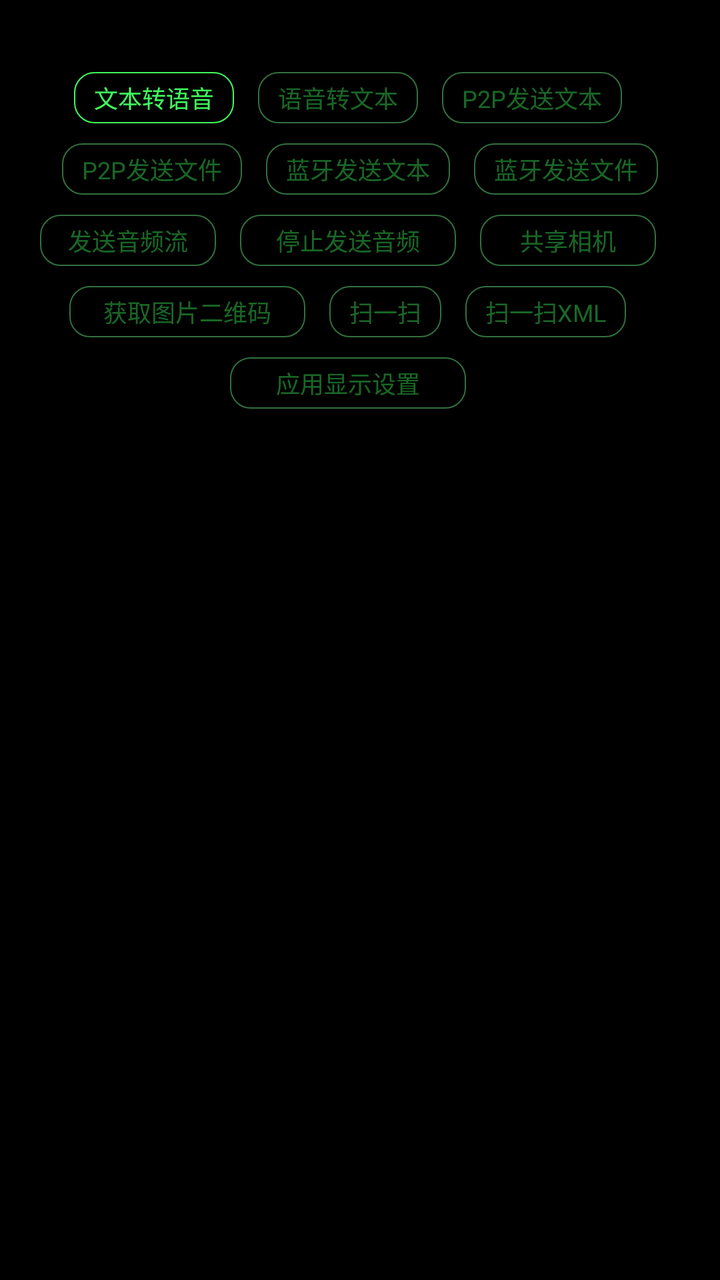
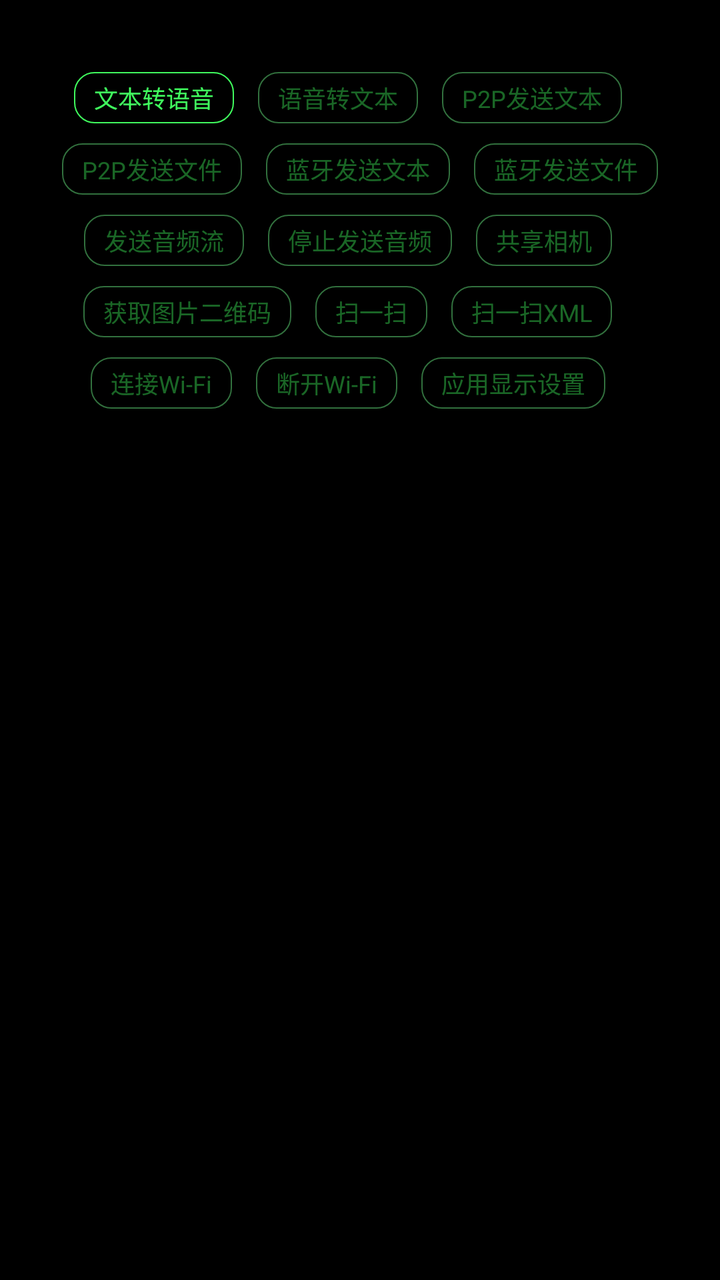

An Android layout rendered at two revisions. The XML below is the earlier revision; the diff shows what the commit changed to produce the second picture.
<!-- AndroidManifest.xml: application theme Theme.Glessedemo -->
<!-- res/layout/activity_sendmessage.xml -->
<?xml version="1.0" encoding="utf-8"?>
<androidx.constraintlayout.widget.ConstraintLayout xmlns:android="http://schemas.android.com/apk/res/android"
    xmlns:app="http://schemas.android.com/apk/res-auto"
    xmlns:tools="http://schemas.android.com/tools"
    android:layout_width="match_parent"
    android:layout_height="match_parent"
    android:background="@color/black">

    <LinearLayout
        android:id="@+id/llMain"
        android:layout_width="match_parent"
        android:layout_height="wrap_content"
        android:background="@color/black"
        android:orientation="vertical"
        app:layout_constraintEnd_toEndOf="parent"
        app:layout_constraintStart_toStartOf="parent"
        app:layout_constraintTop_toTopOf="parent"
        tools:context="com.rokid.glass.SendMessageActivity">

        <LinearLayout
            android:layout_width="match_parent"
            android:layout_height="wrap_content"
            android:layout_marginTop="36dp"
            android:gravity="center"
            android:orientation="horizontal">

            <androidx.appcompat.widget.AppCompatTextView
                android:id="@+id/btTts"
                android:layout_width="wrap_content"
                android:layout_height="wrap_content"
                android:layout_marginEnd="12dp"
                android:background="@drawable/round_select_bg"
                android:paddingHorizontal="10dp"
                android:paddingVertical="4dp"
                android:text="文本转语音"
                android:textColor="@color/green"
                android:textSize="12sp" />

            <androidx.appcompat.widget.AppCompatTextView
                android:id="@+id/btAsr"
                android:layout_width="wrap_content"
                android:layout_height="wrap_content"
                android:layout_marginEnd="12dp"
                android:background="@drawable/round_unselect_bg"
                android:textColor="@color/green_normal_40"
                android:paddingHorizontal="10dp"
                android:paddingVertical="4dp"
                android:text="语音转文本"
                android:textSize="12sp" />

            <androidx.appcompat.widget.AppCompatTextView
                android:id="@+id/wfSendTextBtn"
                android:layout_width="wrap_content"
                android:layout_height="wrap_content"
                android:layout_marginEnd="12dp"
                android:background="@drawable/round_unselect_bg"
                android:paddingHorizontal="10dp"
                android:paddingVertical="4dp"
                android:text="P2P发送文本"
                android:textColor="@color/green_normal_40"
                android:textSize="12sp" />

        </LinearLayout>

        <LinearLayout
            android:layout_width="match_parent"
            android:layout_height="wrap_content"
            android:layout_marginTop="10dp"
            android:gravity="center"
            android:orientation="horizontal">

            <androidx.appcompat.widget.AppCompatTextView
                android:id="@+id/wfSendFileBtn"
                android:layout_width="wrap_content"
                android:layout_height="wrap_content"
                android:layout_marginEnd="12dp"
                android:background="@drawable/round_unselect_bg"
                android:paddingHorizontal="10dp"
                android:paddingVertical="4dp"
                android:text="P2P发送文件"
                android:textColor="@color/green_normal_40"
                android:textSize="12sp" />

            <androidx.appcompat.widget.AppCompatTextView
                android:id="@+id/btSendTextBtn"
                android:layout_width="wrap_content"
                android:layout_height="wrap_content"
                android:layout_marginEnd="12dp"
                android:background="@drawable/round_unselect_bg"
                android:paddingHorizontal="10dp"
                android:paddingVertical="4dp"
                android:text="蓝牙发送文本"
                android:textColor="@color/green_normal_40"
                android:textSize="12sp" />

            <androidx.appcompat.widget.AppCompatTextView
                android:id="@+id/btSendFileBtn"
                android:layout_width="wrap_content"
                android:layout_height="wrap_content"
                android:background="@drawable/round_unselect_bg"
                android:paddingHorizontal="10dp"
                android:paddingVertical="4dp"
                android:text="蓝牙发送文件"
                android:textColor="@color/green_normal_40"
                android:textSize="12sp" />

        </LinearLayout>

        <LinearLayout
            android:layout_width="match_parent"
            android:layout_height="wrap_content"
            android:layout_marginTop="10dp"
            android:gravity="center"
            android:orientation="horizontal">

            <androidx.appcompat.widget.AppCompatTextView
                android:id="@+id/btSendAudioStream"
                android:layout_width="88dp"
                android:layout_height="wrap_content"
                android:layout_marginEnd="12dp"
                android:background="@drawable/round_unselect_bg"
                android:gravity="center"
                android:paddingVertical="4dp"
                android:text="发送音频流"
                android:textColor="@color/green_normal_40"
                android:textSize="12sp" />

            <androidx.appcompat.widget.AppCompatTextView
                android:id="@+id/btStopSendAudioStream"
                android:layout_width="108dp"
                android:layout_height="wrap_content"
                android:layout_marginEnd="12dp"
                android:background="@drawable/round_unselect_bg"
                android:gravity="center"
                android:paddingVertical="4dp"
                android:text="停止发送音频"
                android:textColor="@color/green_normal_40"
                android:textSize="12sp" />

            <androidx.appcompat.widget.AppCompatTextView
                android:id="@+id/btCameraShare"
                android:layout_width="88dp"
                android:layout_height="wrap_content"
                android:layout_marginEnd="12dp"
                android:background="@drawable/round_unselect_bg"
                android:gravity="center"
                android:paddingVertical="4dp"
                android:text="共享相机"
                android:textColor="@color/green_normal_40"
                android:textSize="12sp" />

        </LinearLayout>

        <LinearLayout
            android:layout_width="match_parent"
            android:layout_height="wrap_content"
            android:layout_marginTop="10dp"
            android:gravity="center"
            android:orientation="horizontal">



            <androidx.appcompat.widget.AppCompatTextView
                android:id="@+id/btQRCodeImage"
                android:layout_width="118dp"
                android:layout_height="wrap_content"
                android:layout_marginEnd="12dp"
                android:background="@drawable/round_unselect_bg"
                android:gravity="center"
                android:paddingVertical="4dp"
                android:text="获取图片二维码"
                android:textColor="@color/green_normal_40"
                android:textSize="12sp" />

            <androidx.appcompat.widget.AppCompatTextView
                android:id="@+id/btQRCode"
                android:layout_width="wrap_content"
                android:layout_height="wrap_content"
                android:layout_marginEnd="12dp"
                android:background="@drawable/round_unselect_bg"
                android:gravity="center"
                android:paddingHorizontal="10dp"
                android:paddingVertical="4dp"
                android:text="扫一扫"
                android:textColor="@color/green_normal_40"
                android:textSize="12sp" />

            <androidx.appcompat.widget.AppCompatTextView
                android:id="@+id/btQRCodeXml"
                android:layout_width="wrap_content"
                android:layout_height="wrap_content"
                android:layout_marginEnd="12dp"
                android:background="@drawable/round_unselect_bg"
                android:gravity="center"
                android:paddingHorizontal="10dp"
                android:paddingVertical="4dp"
                android:text="扫一扫XML"
                android:textColor="@color/green_normal_40"
                android:textSize="12sp" />

        </LinearLayout>

        <LinearLayout
            android:layout_width="match_parent"
            android:layout_height="wrap_content"
            android:layout_marginTop="10dp"
            android:gravity="center"
            android:orientation="horizontal">



            <androidx.appcompat.widget.AppCompatTextView
                android:id="@+id/btConfigureAppVisibility"
                android:layout_width="118dp"
                android:layout_height="wrap_content"
                android:layout_marginEnd="12dp"
                android:background="@drawable/round_unselect_bg"
                android:gravity="center"
                android:paddingVertical="4dp"
                android:text="应用显示设置"
                android:textColor="@color/green_normal_40"
                android:textSize="12sp" />


        </LinearLayout>

    </LinearLayout>

    <ScrollView
        android:id="@+id/scrollView"
        android:layout_width="match_parent"
        android:layout_height="0dp"
        android:layout_marginTop="20dp"
        app:layout_constraintBottom_toBottomOf="parent"
        app:layout_constraintEnd_toEndOf="parent"
        app:layout_constraintStart_toStartOf="parent"
        app:layout_constraintTop_toBottomOf="@id/llMain">

        <LinearLayout
            android:layout_width="match_parent"
            android:layout_height="wrap_content"
            android:orientation="vertical">

            <TextView
                android:id="@+id/tvLog"
                android:layout_width="match_parent"
                android:layout_height="wrap_content"
                android:textColor="@color/green_normal_60"
                android:textSize="11sp" />

        </LinearLayout>

    </ScrollView>

    <View
        android:id="@+id/keyMark"
        android:layout_width="match_parent"
        android:layout_height="match_parent"
        app:layout_constraintBottom_toBottomOf="parent"
        app:layout_constraintEnd_toEndOf="parent"
        app:layout_constraintStart_toStartOf="parent"
        app:layout_constraintTop_toTopOf="parent" />

</androidx.constraintlayout.widget.ConstraintLayout>
<!-- resources referenced by this layout -->
<resources>
  <color name="black">#FF000000</color>
  <color name="green">#40FF5E</color>
  <color name="green_normal_40">#6640FF5E</color>
  <color name="green_normal_60">#9940FF5E</color>
  <!-- drawable round_select_bg (drawable) -->
  <?xml version="1.0" encoding="utf-8"?>
  <shape xmlns:android="http://schemas.android.com/apk/res/android">
      <stroke
          android:width="2px"
          android:color="@color/green" />
      <corners android:radius="10dp" />
      <solid android:color="@android:color/transparent" />
  </shape>
  <!-- drawable round_unselect_bg (drawable) -->
  <?xml version="1.0" encoding="utf-8"?>
  <shape xmlns:android="http://schemas.android.com/apk/res/android">
      <stroke
          android:width="2px"
          android:color="@color/green_70" />
      <corners android:radius="10dp" />
      <solid android:color="@android:color/transparent" />
  </shape>
  <style name="Theme.Glessedemo" parent="Theme.AppCompat.Light.NoActionBar" />
  <color name="green_70">#B348A259</color>
</resources>

<!-- the commit's change to res/layout/activity_sendmessage.xml (unified diff, before → after) -->
@@ -42,10 +42,10 @@
                 android:layout_height="wrap_content"
                 android:layout_marginEnd="12dp"
                 android:background="@drawable/round_unselect_bg"
-                android:textColor="@color/green_normal_40"
                 android:paddingHorizontal="10dp"
                 android:paddingVertical="4dp"
                 android:text="语音转文本"
+                android:textColor="@color/green_normal_40"
                 android:textSize="12sp" />
 
             <androidx.appcompat.widget.AppCompatTextView
@@ -115,11 +115,12 @@
 
             <androidx.appcompat.widget.AppCompatTextView
                 android:id="@+id/btSendAudioStream"
-                android:layout_width="88dp"
-                android:layout_height="wrap_content"
-                android:layout_marginEnd="12dp"
-                android:background="@drawable/round_unselect_bg"
-                android:gravity="center"
+                android:layout_width="wrap_content"
+                android:layout_height="wrap_content"
+                android:layout_marginEnd="12dp"
+                android:background="@drawable/round_unselect_bg"
+                android:gravity="center"
+                android:paddingHorizontal="10dp"
                 android:paddingVertical="4dp"
                 android:text="发送音频流"
                 android:textColor="@color/green_normal_40"
@@ -127,11 +128,12 @@
 
             <androidx.appcompat.widget.AppCompatTextView
                 android:id="@+id/btStopSendAudioStream"
-                android:layout_width="108dp"
-                android:layout_height="wrap_content"
-                android:layout_marginEnd="12dp"
-                android:background="@drawable/round_unselect_bg"
-                android:gravity="center"
+                android:layout_width="wrap_content"
+                android:layout_height="wrap_content"
+                android:layout_marginEnd="12dp"
+                android:background="@drawable/round_unselect_bg"
+                android:gravity="center"
+                android:paddingHorizontal="10dp"
                 android:paddingVertical="4dp"
                 android:text="停止发送音频"
                 android:textColor="@color/green_normal_40"
@@ -139,11 +141,12 @@
 
             <androidx.appcompat.widget.AppCompatTextView
                 android:id="@+id/btCameraShare"
-                android:layout_width="88dp"
-                android:layout_height="wrap_content"
-                android:layout_marginEnd="12dp"
-                android:background="@drawable/round_unselect_bg"
-                android:gravity="center"
+                android:layout_width="wrap_content"
+                android:layout_height="wrap_content"
+                android:layout_marginEnd="12dp"
+                android:background="@drawable/round_unselect_bg"
+                android:gravity="center"
+                android:paddingHorizontal="10dp"
                 android:paddingVertical="4dp"
                 android:text="共享相机"
                 android:textColor="@color/green_normal_40"
@@ -159,14 +162,14 @@
             android:orientation="horizontal">
 
 
-
             <androidx.appcompat.widget.AppCompatTextView
                 android:id="@+id/btQRCodeImage"
-                android:layout_width="118dp"
-                android:layout_height="wrap_content"
-                android:layout_marginEnd="12dp"
-                android:background="@drawable/round_unselect_bg"
-                android:gravity="center"
+                android:layout_width="wrap_content"
+                android:layout_height="wrap_content"
+                android:layout_marginEnd="12dp"
+                android:background="@drawable/round_unselect_bg"
+                android:gravity="center"
+                android:paddingHorizontal="10dp"
                 android:paddingVertical="4dp"
                 android:text="获取图片二维码"
                 android:textColor="@color/green_normal_40"
@@ -193,6 +196,7 @@
                 android:background="@drawable/round_unselect_bg"
                 android:gravity="center"
                 android:paddingHorizontal="10dp"
+
                 android:paddingVertical="4dp"
                 android:text="扫一扫XML"
                 android:textColor="@color/green_normal_40"
@@ -207,15 +211,40 @@
             android:gravity="center"
             android:orientation="horizontal">
 
-
+            <androidx.appcompat.widget.AppCompatTextView
+                android:id="@+id/btConnectWifi"
+                android:layout_width="wrap_content"
+                android:layout_height="wrap_content"
+                android:layout_marginEnd="12dp"
+                android:background="@drawable/round_unselect_bg"
+                android:gravity="center"
+                android:paddingHorizontal="10dp"
+                android:paddingVertical="4dp"
+                android:text="连接Wi-Fi"
+                android:textColor="@color/green_normal_40"
+                android:textSize="12sp" />
+
+            <androidx.appcompat.widget.AppCompatTextView
+                android:id="@+id/btDisconnectWifi"
+                android:layout_width="wrap_content"
+                android:layout_height="wrap_content"
+                android:layout_marginEnd="12dp"
+                android:background="@drawable/round_unselect_bg"
+                android:gravity="center"
+                android:paddingHorizontal="10dp"
+                android:paddingVertical="4dp"
+                android:text="断开Wi-Fi"
+                android:textColor="@color/green_normal_40"
+                android:textSize="12sp" />
 
             <androidx.appcompat.widget.AppCompatTextView
                 android:id="@+id/btConfigureAppVisibility"
-                android:layout_width="118dp"
-                android:layout_height="wrap_content"
-                android:layout_marginEnd="12dp"
-                android:background="@drawable/round_unselect_bg"
-                android:gravity="center"
+                android:layout_width="wrap_content"
+                android:layout_height="wrap_content"
+                android:layout_marginEnd="12dp"
+                android:background="@drawable/round_unselect_bg"
+                android:gravity="center"
+                android:paddingHorizontal="10dp"
                 android:paddingVertical="4dp"
                 android:text="应用显示设置"
                 android:textColor="@color/green_normal_40"
